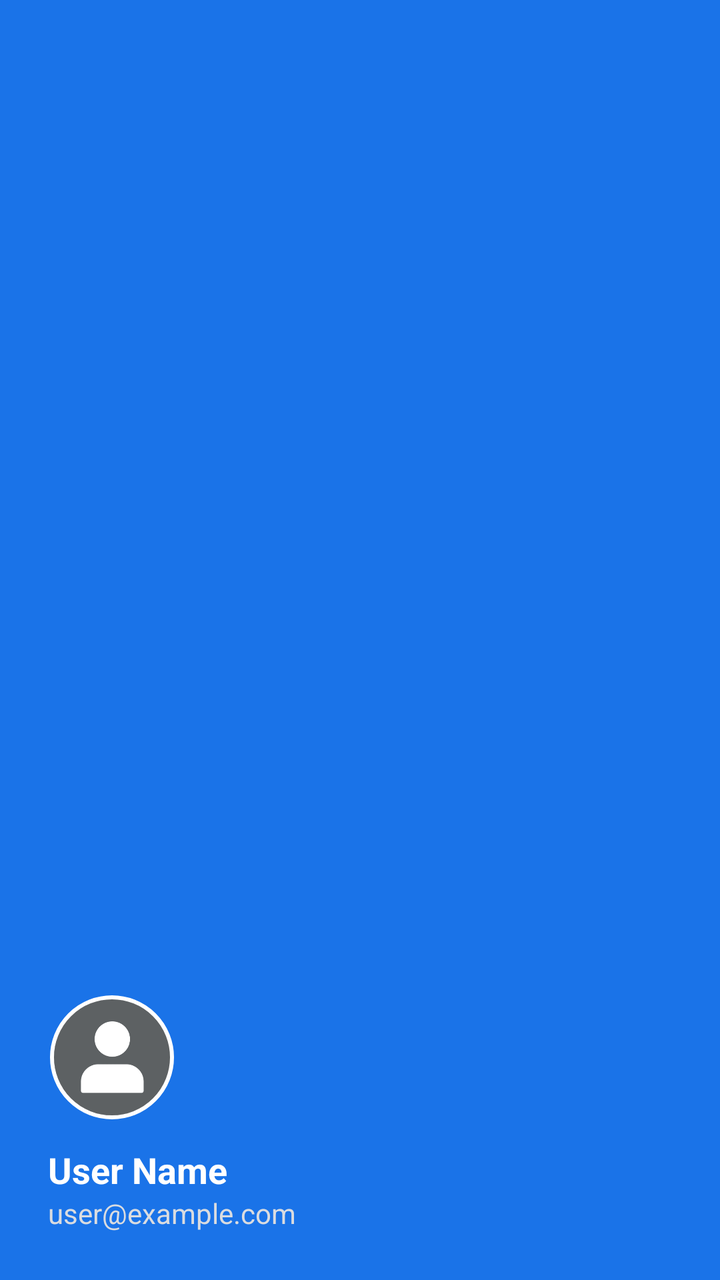
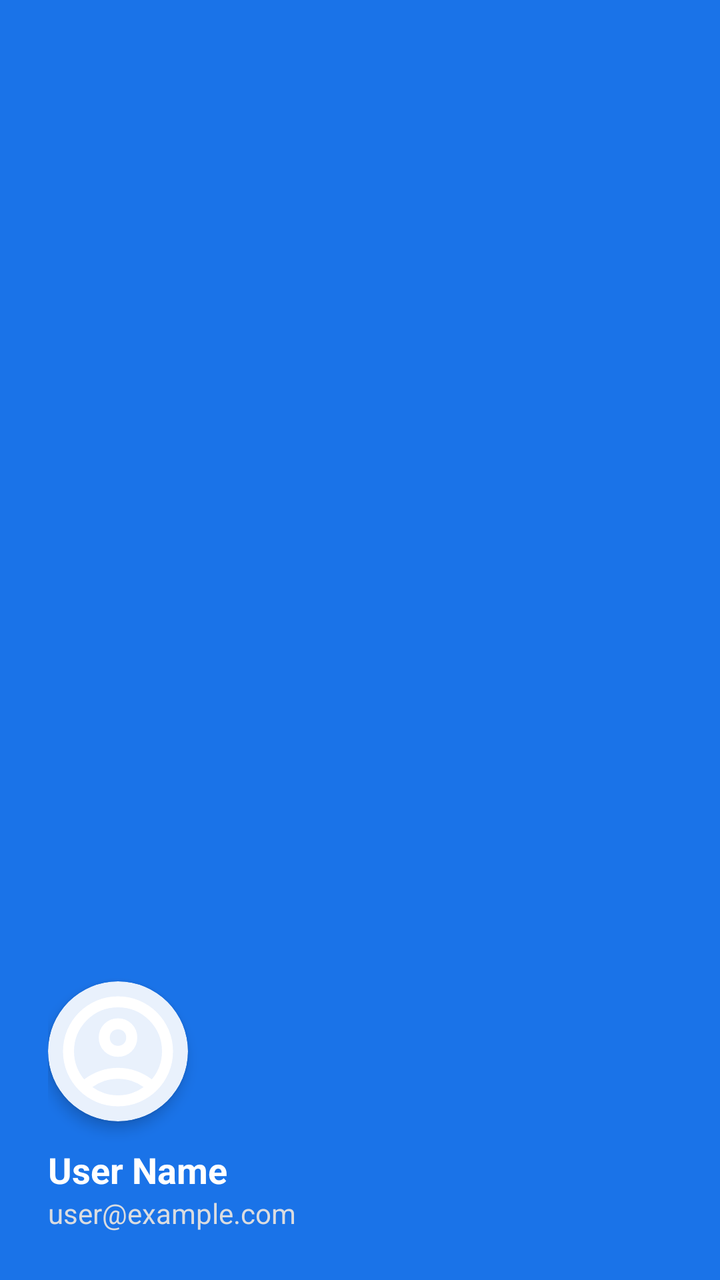

The first picture is an Android layout as it rendered before a commit; the second is the same layout after the commit. The layout source and the unified diff follow.
<!-- AndroidManifest.xml: application theme Theme.BeaconSOS -->
<!-- res/layout/nav_header.xml -->
<?xml version="1.0" encoding="utf-8"?>
<LinearLayout xmlns:android="http://schemas.android.com/apk/res/android"
    xmlns:app="http://schemas.android.com/apk/res-auto"
    android:layout_width="match_parent"
    android:layout_height="176dp"
    android:background="@color/primary_blue"
    android:gravity="bottom"
    android:orientation="vertical"
    android:padding="24dp">

    <com.google.android.material.imageview.ShapeableImageView
        android:id="@+id/nav_header_imageView"
        android:layout_width="64dp"
        android:layout_height="64dp"
        android:padding="2dp"
        android:scaleType="centerCrop"
        android:src="@drawable/profile_pic"
        app:shapeAppearanceOverlay="@style/CircleImage"
        app:strokeColor="@color/white"
        app:strokeWidth="2dp" />

    <TextView
        android:id="@+id/nav_header_name"
        android:layout_width="match_parent"
        android:layout_height="wrap_content"
        android:layout_marginTop="12dp"
        android:text="User Name"
        android:textColor="@color/white"
        android:textSize="18sp"
        android:textStyle="bold" />

    <TextView
        android:id="@+id/nav_header_email"
        android:layout_width="wrap_content"
        android:layout_height="wrap_content"
        android:text="user@example.com"
        android:textColor="@color/divider_color"
        android:textSize="14sp" />

</LinearLayout>
<!-- resources referenced by this layout -->
<resources>
  <color name="divider_color">#DADCE0</color>
  <color name="primary_blue">#1A73E8</color>
  <color name="white">#FFFFFF</color>
  <!-- drawable profile_pic: png bitmap (drawable, 15302 bytes) -->
  <style name="Theme.BeaconSOS" parent="Theme.MaterialComponents.Light.NoActionBar">
          
          <item name="colorPrimary">@color/primary_blue</item>
          <item name="colorPrimaryVariant">@color/primary_dark_blue</item>
          <item name="colorOnPrimary">@color/white</item>
  
          
          <item name="colorSecondary">@color/accent_blue</item>
          <item name="colorOnSecondary">@color/white</item>
  
          
          <item name="android:statusBarColor">?attr/colorPrimaryVariant</item>
  
          
          <item name="android:windowBackground">@color/background_color</item>
          <item name="colorSurface">@color/surface_color</item>
          <item name="colorOnSurface">@color/text_primary</item>
  
          
          <item name="android:textColorPrimary">@color/text_primary</item>
          <item name="android:textColorSecondary">@color/text_secondary</item>
          <item name="android:textColorHint">@color/text_hint</item>
  
          
          <item name="dividerHorizontal">@color/divider_color</item>
  
          
          <item name="windowActionBar">false</item>
          <item name="windowNoTitle">true</item>
  
          
          <item name="android:popupMenuStyle">@style/GlassyPopupMenu</item>
          <item name="popupMenuStyle">@style/GlassyPopupMenu</item>
      </style>
  <color name="primary_dark_blue">#0D47A1</color>
  <color name="accent_blue">#4285F4</color>
  <color name="background_color">#F1F3F4</color>
  <color name="surface_color">#FFFFFF</color>
  <color name="text_primary">#202124</color>
  <color name="text_secondary">#5F6368</color>
  <!-- unchanged entries left out for length: 4 -->
</resources>

<!-- the commit's change to res/layout/nav_header.xml (unified diff, before → after) -->
@@ -8,16 +8,23 @@
     android:orientation="vertical"
     android:padding="24dp">
 
-    <com.google.android.material.imageview.ShapeableImageView
-        android:id="@+id/nav_header_imageView"
-        android:layout_width="64dp"
-        android:layout_height="64dp"
-        android:padding="2dp"
-        android:scaleType="centerCrop"
-        android:src="@drawable/profile_pic"
-        app:shapeAppearanceOverlay="@style/CircleImage"
-        app:strokeColor="@color/white"
-        app:strokeWidth="2dp" />
+    <com.google.android.material.card.MaterialCardView
+        android:layout_width="70dp"
+        android:layout_height="70dp"
+        app:cardCornerRadius="35dp"
+        app:cardElevation="4dp"
+        app:cardBackgroundColor="@color/white"
+        app:strokeWidth="0dp">
+
+        <com.google.android.material.imageview.ShapeableImageView
+            android:id="@+id/nav_header_imageView"
+            android:layout_width="match_parent"
+            android:layout_height="match_parent"
+            android:layout_margin="2dp"
+            android:scaleType="centerCrop"
+            android:src="@drawable/ic_profile_new"
+            app:shapeAppearanceOverlay="@style/CircleImage" />
+    </com.google.android.material.card.MaterialCardView>
 
     <TextView
         android:id="@+id/nav_header_name"
<!-- resource entries referenced after the edit -->
@@ -1,49 +1,83 @@
 <!-- resources referenced by this layout -->
 <resources>
-  <color name="divider_color">#DADCE0</color>
-  <color name="primary_blue">#1A73E8</color>
+  <color name="divider_color">@color/color_outline</color>
+  <color name="primary_blue">@color/color_primary</color>
   <color name="white">#FFFFFF</color>
-  <!-- drawable profile_pic: png bitmap (drawable, 15302 bytes) -->
-  <style name="Theme.BeaconSOS" parent="Theme.MaterialComponents.Light.NoActionBar">
+  <!-- drawable ic_profile_new (drawable) -->
+  <vector xmlns:android="http://schemas.android.com/apk/res/android"
+      android:width="24dp"
+      android:height="24dp"
+      android:viewportWidth="960"
+      android:viewportHeight="960">
+      <group android:translateY="960">
+          <path
+              android:fillColor="#FFFFFF"
+              android:pathData="M234-276q51-39 114-61.5T480-360q69 0 132 22.5T726-276q35-41 54.5-93T800-480q0-133-93.5-226.5T480-800q-133 0-226.5 93.5T160-480q0 59 19.5 111t54.5 93Zm146.5-204.5Q340-521 340-580t40.5-99.5Q421-720 480-720t99.5 40.5Q620-639 620-580t-40.5 99.5Q539-440 480-440t-99.5-40.5ZM480-80q-83 0-156-31.5T197-197q-54-54-85.5-127T80-480q0-83 31.5-156T197-763q54-54 127-85.5T480-880q83 0 156 31.5T763-763q54 54 85.5 127T880-480q0 83-31.5 156T763-197q-54 54-127 85.5T480-80Zm100-95.5q47-15.5 86-44.5-39-29-86-44.5T480-280q-53 0-100 15.5T294-220q39 29 86 44.5T480-160q53 0 100-15.5ZM523-537q17-17 17-43t-17-43q-17-17-43-17t-43 17q-17 17-17 43t17 43q17 17 43 17t43-17Zm-43-43Zm0 360Z"/>
+      </group>
+  </vector>
+  <style name="Theme.BeaconSOS" parent="Theme.Material3.DayNight.NoActionBar">
           
-          <item name="colorPrimary">@color/primary_blue</item>
-          <item name="colorPrimaryVariant">@color/primary_dark_blue</item>
-          <item name="colorOnPrimary">@color/white</item>
+          <item name="colorPrimary">@color/color_primary</item>
+          <item name="colorOnPrimary">@color/color_on_primary</item>
+          <item name="colorPrimaryContainer">@color/sky_blue</item>
+          <item name="colorOnPrimaryContainer">@color/color_primary_variant</item>
   
           
-          <item name="colorSecondary">@color/accent_blue</item>
+          <item name="colorSecondary">@color/color_secondary</item>
           <item name="colorOnSecondary">@color/white</item>
   
           
-          <item name="android:statusBarColor">?attr/colorPrimaryVariant</item>
+          <item name="android:statusBarColor">@color/color_primary_variant</item>
   
           
-          <item name="android:windowBackground">@color/background_color</item>
-          <item name="colorSurface">@color/surface_color</item>
-          <item name="colorOnSurface">@color/text_primary</item>
+          <item name="android:windowBackground">@color/color_background</item>
+          <item name="colorSurface">@color/color_surface</item>
+          <item name="colorOnSurface">@color/color_on_surface</item>
+          <item name="colorSurfaceVariant">@color/color_surface_variant</item>
+          <item name="colorOnSurfaceVariant">@color/color_on_surface_variant</item>
+          <item name="colorError">@color/color_error</item>
   
           
-          <item name="android:textColorPrimary">@color/text_primary</item>
-          <item name="android:textColorSecondary">@color/text_secondary</item>
+          <item name="android:textColorPrimary">@color/color_on_surface</item>
+          <item name="android:textColorSecondary">@color/color_on_surface_variant</item>
           <item name="android:textColorHint">@color/text_hint</item>
   
           
-          <item name="dividerHorizontal">@color/divider_color</item>
+          <item name="dividerHorizontal">@color/color_outline</item>
+          <item name="windowActionBar">false</item>
+          <item name="windowNoTitle">true</item>
   
           
-          <item name="windowActionBar">false</item>
-          <item name="windowNoTitle">true</item>
+          <item name="navigationIconTint">@color/white</item>
+          <item name="colorControlNormal">@color/white</item>
+          <item name="android:homeAsUpIndicator">@drawable/ic_back_white</item>
   
           
           <item name="android:popupMenuStyle">@style/GlassyPopupMenu</item>
           <item name="popupMenuStyle">@style/GlassyPopupMenu</item>
       </style>
-  <color name="primary_dark_blue">#0D47A1</color>
-  <color name="accent_blue">#4285F4</color>
-  <color name="background_color">#F1F3F4</color>
-  <color name="surface_color">#FFFFFF</color>
-  <color name="text_primary">#202124</color>
-  <color name="text_secondary">#5F6368</color>
+  <color name="color_outline">#DADCE0</color>
+  <color name="color_primary">#1A73E8</color>
+  <color name="color_on_primary">#FFFFFF</color>
+  <color name="sky_blue">#E3F2FD</color>
+  <color name="color_primary_variant">#0D47A1</color>
+  <color name="color_secondary">#4285F4</color>
+  <color name="color_background">#F8F9FA</color>
+  <color name="color_surface">#FFFFFF</color>
+  <color name="color_on_surface">#202124</color>
+  <color name="color_surface_variant">#F1F3F4</color>
+  <color name="color_on_surface_variant">#5F6368</color>
+  <color name="color_error">#D93025</color>
+  <!-- drawable ic_back_white (drawable) -->
+  <vector xmlns:android="http://schemas.android.com/apk/res/android"
+      android:width="24dp"
+      android:height="24dp"
+      android:viewportWidth="24"
+      android:viewportHeight="24">
+    <path
+        android:fillColor="@android:color/white"
+        android:pathData="M20,11H7.83l5.59,-5.59L12,4l-8,8 8,8 1.41,-1.41L7.83,13H20v-2z"/>
+  </vector>
   <!-- unchanged entries left out for length: 4 -->
 </resources>
 
